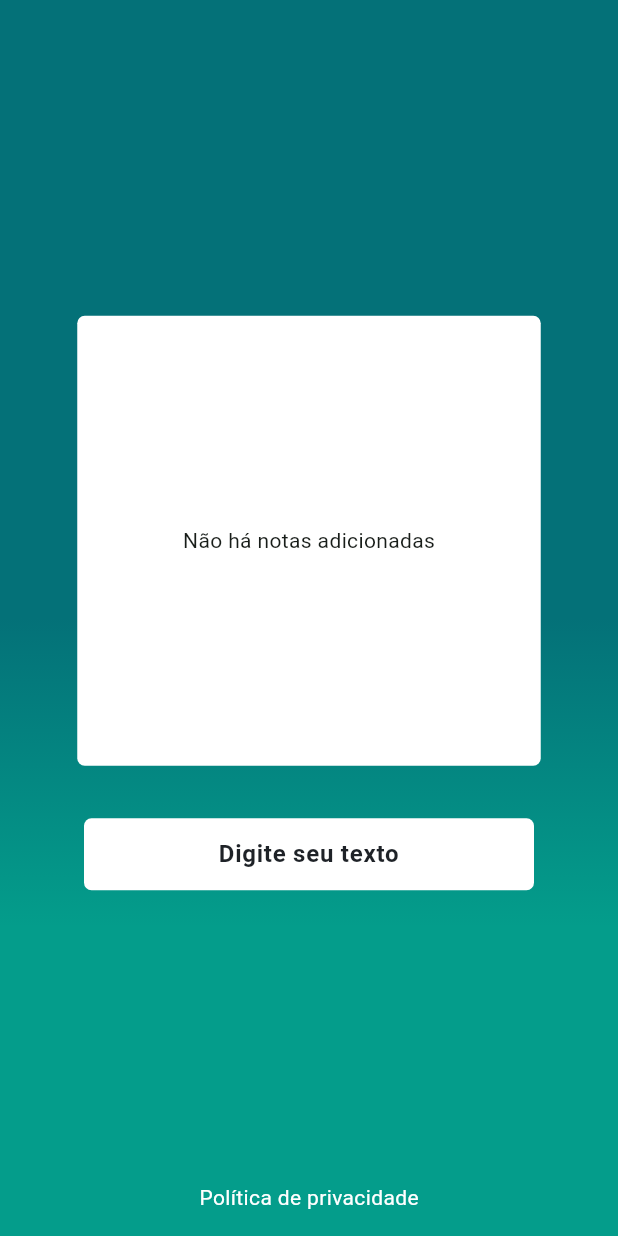
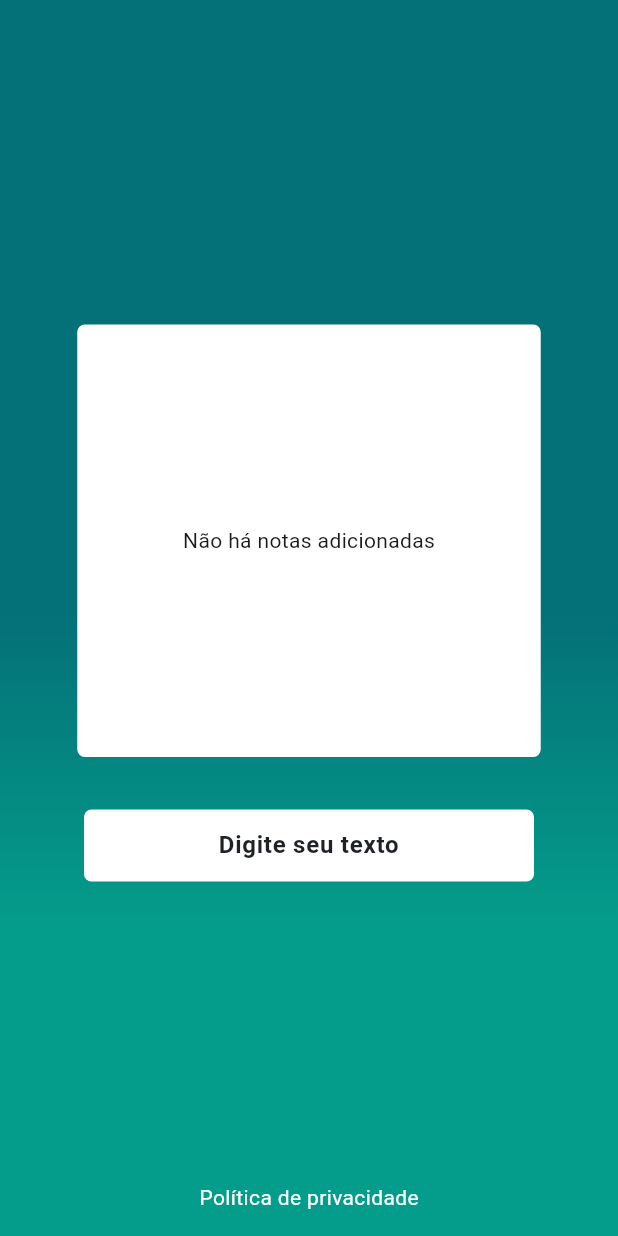
Before and after one commit to eduardoazvd17/notes_app, a Flutter app: the NotesPage screen opened by its route, on a phone screen of 412 x 824 dp. Run offline on Flutter 3.47's test engine with Material 2 defaults, Android fonts, the phone set to English and light mode, and no system bars; our stand-ins replace equatable, flutter_animate, flutter_mobx, mobx, shared_preferences; accounts and stored records are empty; generated files the repository leaves out were written again.

Commit message:
Using dynamic height for notes content list

```diff
--- a/lib/src/features/notes/presentation/pages/notes_page.dart
+++ b/lib/src/features/notes/presentation/pages/notes_page.dart
@@ -33,7 +33,7 @@ class NotesPage extends StatelessWidget {
               crossAxisAlignment: CrossAxisAlignment.center,
               children: [
                 Container(
-                  height: 300,
+                  height: MediaQuery.of(context).size.height * .35,
                   width: MediaQuery.of(context).size.width * .75,
                   decoration: BoxDecoration(
                     color: Colors.white,
```
